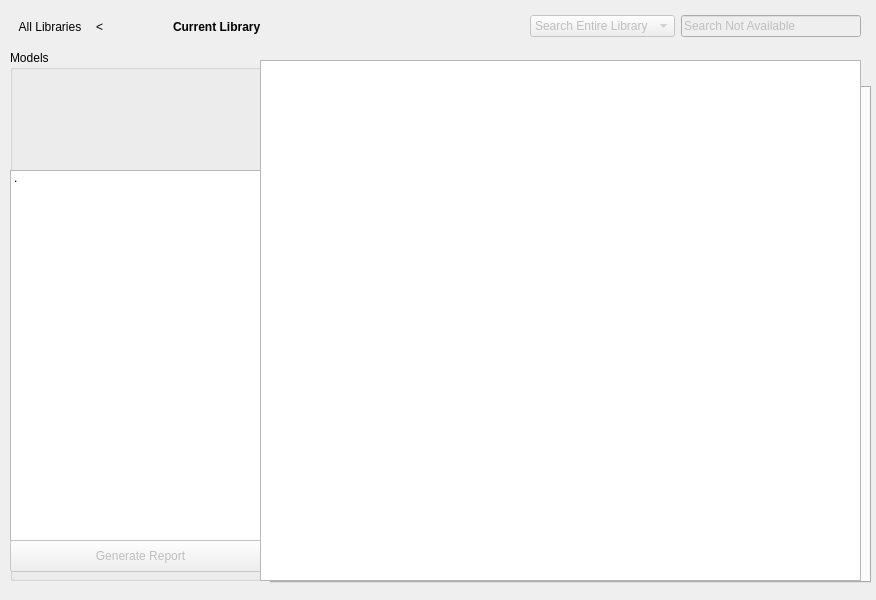
Before: the Qt Designer form src/librarywindow.ui in torfoes/cadventory, drawn with Qt 5.
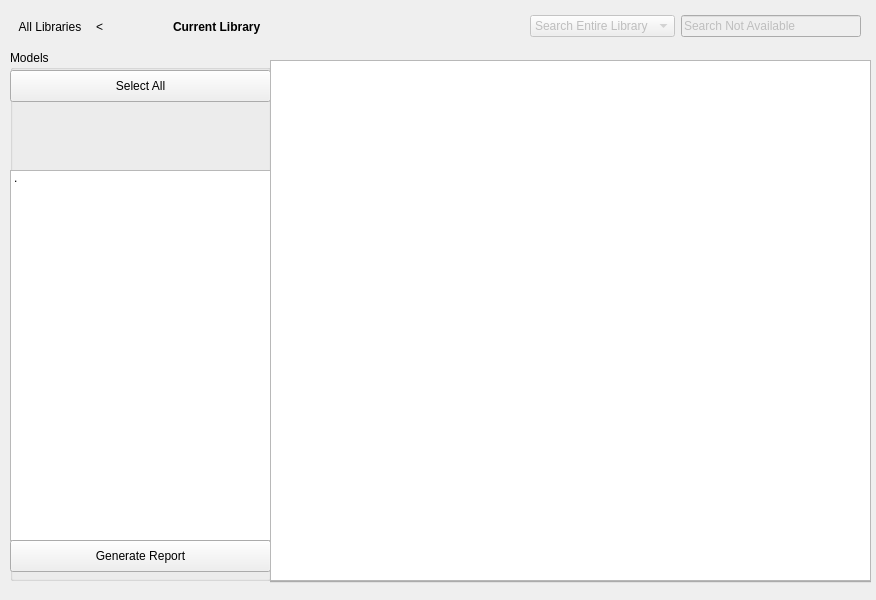
After: the same form once the commit is applied.

Commit message: selecting files for report

Diff of the .ui file:
```diff
--- a/src/librarywindow.ui
+++ b/src/librarywindow.ui
@@ -20,6 +20,9 @@
    <string>Library</string>
   </property>
   <widget class="QGroupBox" name="groupBox">
+   <property name="enabled">
+    <bool>true</bool>
+   </property>
    <property name="geometry">
     <rect>
      <x>10</x>
@@ -51,7 +54,7 @@
    </widget>
    <widget class="QPushButton" name="generateReport">
     <property name="enabled">
-     <bool>false</bool>
+     <bool>true</bool>
     </property>
     <property name="geometry">
      <rect>
@@ -64,6 +67,22 @@
     <property name="text">
      <string>Generate Report</string>
     </property>
+    <property name="checkable">
+     <bool>false</bool>
+    </property>
+   </widget>
+   <widget class="QPushButton" name="pushButton">
+    <property name="geometry">
+     <rect>
+      <x>0</x>
+      <y>20</y>
+      <width>261</width>
+      <height>32</height>
+     </rect>
+    </property>
+    <property name="text">
+     <string>Select All</string>
+    </property>
    </widget>
   </widget>
   <widget class="QTabWidget" name="tabWidget">
@@ -254,9 +273,12 @@
    </layout>
   </widget>
   <widget class="QListWidget" name="listWidgetPage">
+   <property name="enabled">
+    <bool>true</bool>
+   </property>
    <property name="geometry">
     <rect>
-     <x>260</x>
+     <x>270</x>
      <y>60</y>
      <width>601</width>
      <height>521</height>
```
The commit also changes 2 other files.
